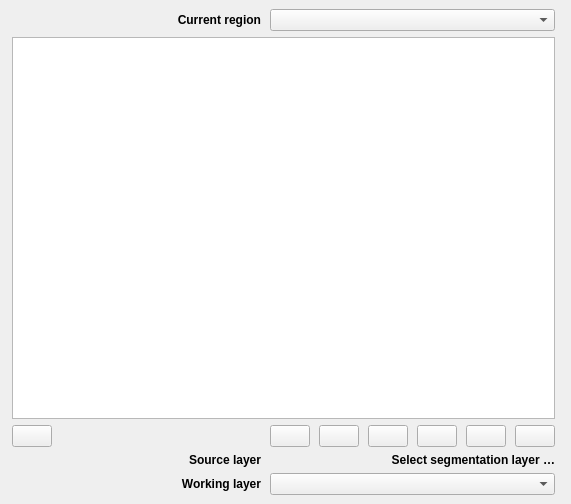
This is ntrrp/ui/ntrrp_dockwidget_base.ui in nafi-org/nafi-qgis as Qt 5 draws it before an edit. The edited form follows.
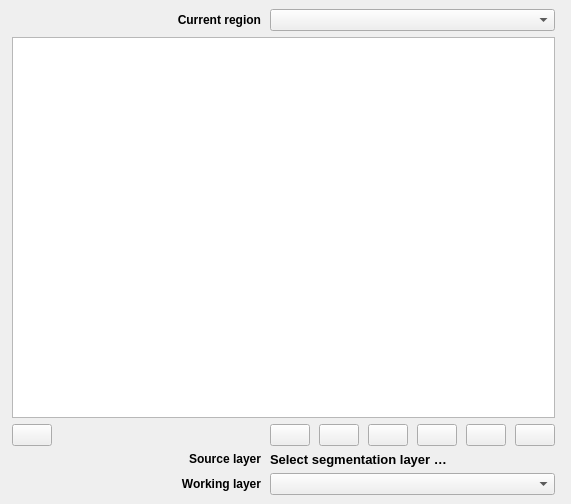
This is the edited form. Icons and pictures are not drawn.

The edit to the form file:
```diff
--- a/ntrrp/ui/ntrrp_dockwidget_base.ui
+++ b/ntrrp/ui/ntrrp_dockwidget_base.ui
@@ -231,6 +231,7 @@
             </property>
             <property name="font">
               <font>
+                <pointsize>10</pointsize>
                 <weight>75</weight>
                 <bold>true</bold>
               </font>
@@ -239,7 +240,7 @@
               <string>&lt;html&gt;&lt;head/&gt;&lt;body&gt;&lt;p&gt;&lt;span style=&quot; font-weight:600;&quot;&gt;Select segmentation layer …&lt;/span&gt;&lt;/p&gt;&lt;/body&gt;&lt;/html&gt;</string>
             </property>
             <property name="alignment">
-              <set>Qt::AlignRight|Qt::AlignTrailing|Qt::AlignVCenter</set>
+              <set>Qt::AlignLeft|Qt::AlignVCenter</set>
             </property>
           </widget>
         </item>
```
Left out of the diff: 1 changed line with no effect on the pictures.
